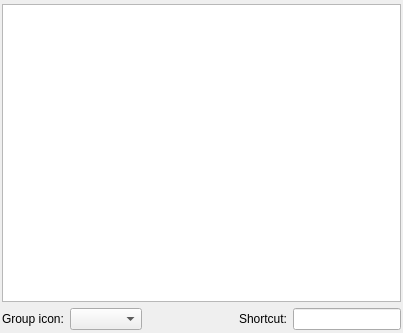
Qt form dictgroupwidget.ui (goldendict/goldendict) before a commit.
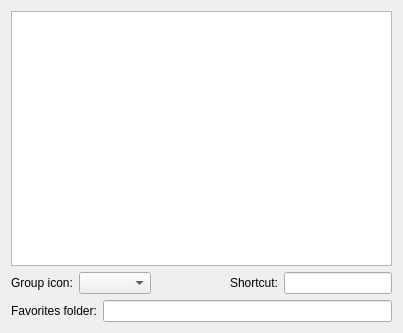
The same form after that commit. Icons and pictures are not drawn. Custom widgets are drawn as their Qt base class.

Commit message: Add "Favorites" feature

Patch:
```diff
--- a/dictgroupwidget.ui
+++ b/dictgroupwidget.ui
@@ -14,18 +14,6 @@
    <string>Form</string>
   </property>
   <layout class="QVBoxLayout" name="verticalLayout">
-   <property name="leftMargin">
-    <number>2</number>
-   </property>
-   <property name="topMargin">
-    <number>4</number>
-   </property>
-   <property name="rightMargin">
-    <number>2</number>
-   </property>
-   <property name="bottomMargin">
-    <number>3</number>
-   </property>
    <item>
     <widget class="DictListWidget" name="dictionaries"/>
    </item>
@@ -91,6 +79,20 @@
      </item>
     </layout>
    </item>
+   <item>
+    <layout class="QHBoxLayout" name="horizontalLayout_2">
+     <item>
+      <widget class="QLabel" name="label_4">
+       <property name="text">
+        <string>Favorites folder:</string>
+       </property>
+      </widget>
+     </item>
+     <item>
+      <widget class="QLineEdit" name="favoritesFolder"/>
+     </item>
+    </layout>
+   </item>
   </layout>
  </widget>
  <customwidgets>
```
The commit also changes 20 other files.
